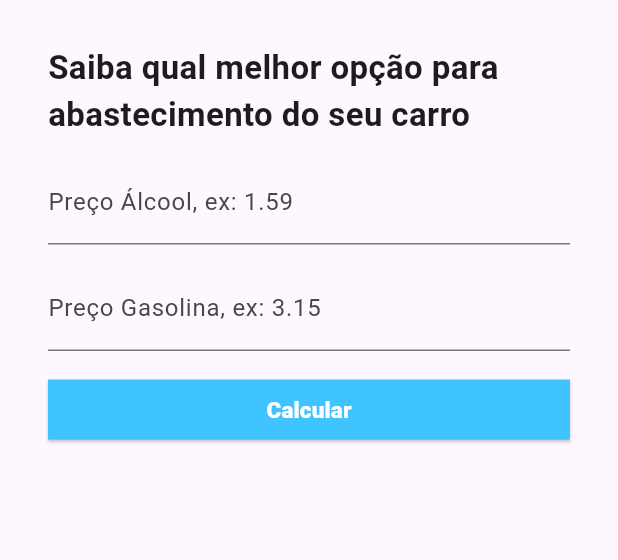
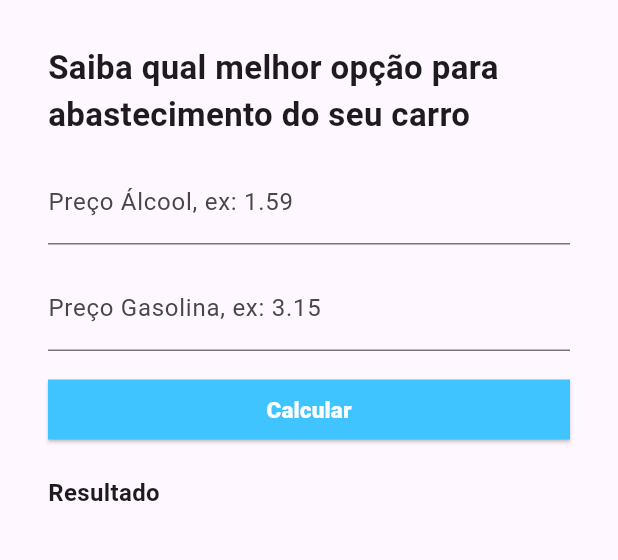
Before and after one commit to roberiosouza/alcool-gasolina-flutter, a Flutter app: the screen it shows after launch, on a phone screen of 412 x 824 dp, the part 268-828 px from its top. Run offline on Flutter 3.47's test engine with Material 3 defaults, Android fonts, the phone set to English and light mode, and no system bars.

Commit message:
Ajustes nas posições e fontes dos widgets4

```diff
--- a/lib/alcool_gasolina.dart
+++ b/lib/alcool_gasolina.dart
@@ -8,6 +8,9 @@ class AlcoolGasolina extends StatefulWidget {
 }
 
 class _AlcoolGasolinaState extends State<AlcoolGasolina> {
+  TextEditingController _alcoolController = TextEditingController();
+  TextEditingController _gasolinaController = TextEditingController();
+
   @override
   Widget build(BuildContext context) {
     return Scaffold(
@@ -18,9 +21,11 @@ class _AlcoolGasolinaState extends State<AlcoolGasolina> {
         ),
         backgroundColor: Colors.lightBlueAccent,
       ),
-      body: Padding(
+      body: Container(
+        child: SingleChildScrollView(
           padding: EdgeInsets.all(32),
           child: Column(
+            crossAxisAlignment: CrossAxisAlignment.stretch,
             children: [
               Image.asset("images/logo.png"),
               Padding(
@@ -39,6 +44,7 @@ class _AlcoolGasolinaState extends State<AlcoolGasolina> {
                   keyboardType: TextInputType.number,
                   decoration:
                       InputDecoration(labelText: "Preço Álcool, ex: 1.59"),
+                  controller: _alcoolController,
                 ),
               ),
               Padding(
@@ -47,6 +53,7 @@ class _AlcoolGasolinaState extends State<AlcoolGasolina> {
                   keyboardType: TextInputType.number,
                   decoration:
                       InputDecoration(labelText: "Preço Gasolina, ex: 3.15"),
+                  controller: _gasolinaController,
                 ),
               ),
               Padding(
@@ -69,7 +76,14 @@ class _AlcoolGasolinaState extends State<AlcoolGasolina> {
                   ),
                 ),
               ),
+              Padding(
+                  padding: EdgeInsets.only(top: 20),
+                  child: Text(
+                    "Resultado",
+                    style: TextStyle(fontWeight: FontWeight.bold, fontSize: 16),
+                  )),
             ],
+          ),
         ),
       ),
     );
```
Lines whose indentation alone changed are shown as unchanged.
